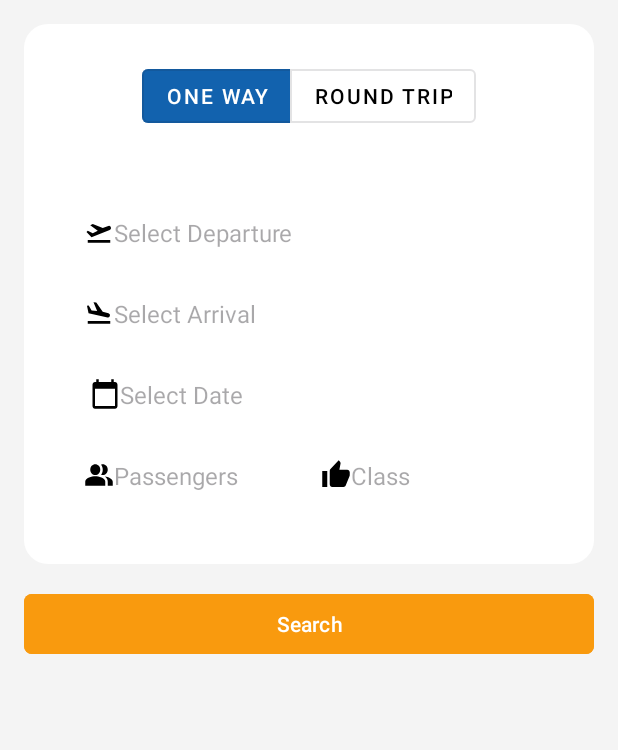
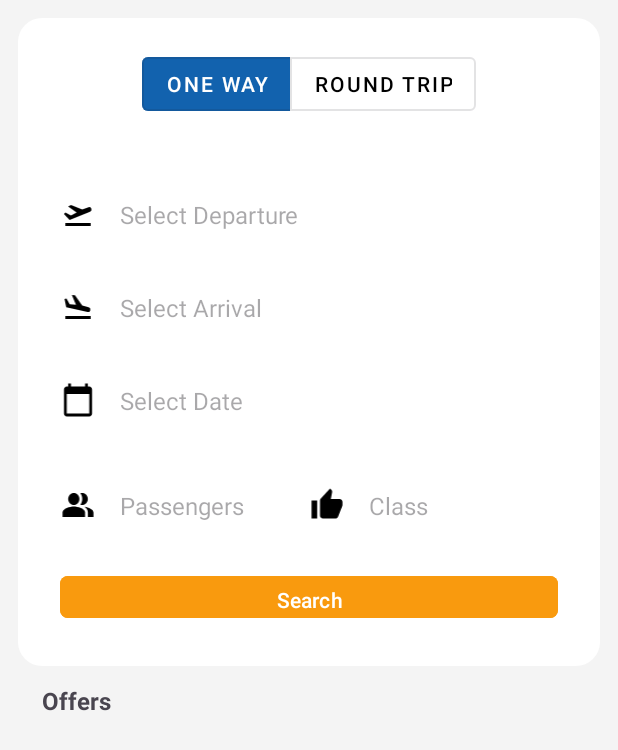
Before and after one commit to TomasMallo22/TP3FickleFlightGrupo3, an Android app: the layout fragment_flight_search.xml on its own in the app's theme, with its tools: preview values and no code run, on a phone screen of 412 x 824 dp. Shown: the top 750 px of the screen. Run offline under Robolectric (Android 15) with nearby library versions, the phone set to English and light mode, and no system bars.

Commit message:
Mejoras esteticas en Flight search y agregamos el fragment de Offers en la vista de search. Implementamos autocomplete para la class en el formulario.

```diff
--- a/app/src/main/java/com/example/tp3fickleflightgrupo3/ui/flightSearch/FlightSearchFragment.kt
+++ b/app/src/main/java/com/example/tp3fickleflightgrupo3/ui/flightSearch/FlightSearchFragment.kt
@@ -5,12 +5,15 @@ import android.os.Bundle
 import android.view.LayoutInflater
 import android.view.View
 import android.view.ViewGroup
+import android.widget.ArrayAdapter
 import android.widget.EditText
 import androidx.fragment.app.Fragment
 import androidx.fragment.app.viewModels
 import androidx.lifecycle.Observer
 import androidx.navigation.fragment.findNavController
+import androidx.recyclerview.widget.LinearLayoutManager
 import com.example.tp3fickleflightgrupo3.R
+import com.example.tp3fickleflightgrupo3.adapters.OfferExploreAdapter
 import com.example.tp3fickleflightgrupo3.databinding.FragmentFlightSearchBinding
 import com.google.android.material.button.MaterialButton
 import com.google.gson.Gson
@@ -20,6 +23,7 @@ class FlightSearchFragment : Fragment() {
 
     private lateinit var binding: FragmentFlightSearchBinding
     private val viewModel: FlightSearchViewModel by viewModels()
+    private lateinit var offersAdapter: OfferExploreAdapter
 
     override fun onCreateView(
         inflater: LayoutInflater, container: ViewGroup?,
@@ -37,6 +41,7 @@ class FlightSearchFragment : Fragment() {
 
         val btnOneWay = view.findViewById<MaterialButton>(R.id.btnOneWay)
         val btnRoundTrip = view.findViewById<MaterialButton>(R.id.btnRoundTrip)
+        val etClass = binding.etClass
 
         setupDatePicker(binding.etDepartureDate)
         setupDatePicker(binding.etReturnDate)
@@ -74,6 +79,26 @@ class FlightSearchFragment : Fragment() {
                 // Show error message
             }
         })
+
+        offersAdapter = OfferExploreAdapter(emptyList())
+
+        binding.recyclerOffersExplore.apply {
+            layoutManager = LinearLayoutManager(context, LinearLayoutManager.HORIZONTAL, false)
+            adapter = offersAdapter
+        }
+
+        viewModel.offers.observe(viewLifecycleOwner, Observer { offers ->
+            offers?.let {
+                offersAdapter.updateOffers(it)
+                offersAdapter.notifyDataSetChanged()
+            }
+        })
+
+        // Setup the class dropdown
+        val classes = arrayOf("Economy", "Business", "First Class")
+        val classAdapter =
+            ArrayAdapter(requireContext(), android.R.layout.simple_dropdown_item_1line, classes)
+        etClass.setAdapter(classAdapter)
     }
 
     private fun setupDatePicker(editText: EditText) {
--- a/app/src/main/java/com/example/tp3fickleflightgrupo3/ui/flightSearch/FlightSearchViewModel.kt
+++ b/app/src/main/java/com/example/tp3fickleflightgrupo3/ui/flightSearch/FlightSearchViewModel.kt
@@ -6,6 +6,8 @@ import androidx.lifecycle.LiveData
 import androidx.lifecycle.MutableLiveData
 import androidx.lifecycle.ViewModel
 import androidx.lifecycle.viewModelScope
+import com.example.tp3fickleflightgrupo3.data.model.Offer
+import com.example.tp3fickleflightgrupo3.provider.OffersProvider
 import com.example.tp3fickleflightgrupo3.service.FlightsApi
 import kotlinx.coroutines.launch
 import retrofit2.awaitResponse
@@ -17,6 +19,12 @@ class FlightSearchViewModel : ViewModel() {
 
     private val _error = MutableLiveData<String>()
     val error: LiveData<String> get() = _error
+
+    private val _offers = MutableLiveData<List<Offer>>().apply {
+        value = OffersProvider.offerList
+        Log.d("ExploreViewModel", "Offers Loaded: ${OffersProvider.offerList}")
+    }
+    val offers: LiveData<List<Offer>> = _offers
 
     fun searchFlights() {
         viewModelScope.launch {
--- a/app/src/main/res/layout/fragment_flight_search.xml
+++ b/app/src/main/res/layout/fragment_flight_search.xml
@@ -15,120 +15,209 @@
         android:layout_height="match_parent"
         android:orientation="vertical"
         android:background="#F4F4F4"
-        android:padding="16dp"
+        android:padding="12dp"
         tools:context=".ui.flightSearch.FlightSearchFragment">
 
         <RelativeLayout
             android:layout_width="match_parent"
-            android:layout_height="wrap_content"
+            android:layout_height="432dp"
             android:background="@drawable/rounded_background"
-            android:padding="16dp">
+            android:padding="12dp">
 
             <com.google.android.material.button.MaterialButtonToggleGroup
                 android:id="@+id/buttonToggleGroup"
                 android:layout_width="wrap_content"
                 android:layout_height="wrap_content"
                 android:layout_centerHorizontal="true"
-                app:singleSelection="true"
-                android:padding="8dp">
+                android:padding="8dp"
+                app:singleSelection="true">
 
                 <com.google.android.material.button.MaterialButton
                     android:id="@+id/btnOneWay"
+                    style="@style/Widget.MaterialComponents.Button.OutlinedButton"
                     android:layout_width="wrap_content"
                     android:layout_height="wrap_content"
                     android:layout_weight="1"
+                    android:backgroundTint="@color/colorPrimary"
                     android:text="One Way"
-                    android:textColor="@color/white"
-                    android:backgroundTint="@color/colorPrimary"
-                    style="@style/Widget.MaterialComponents.Button.OutlinedButton" />
+                    android:textColor="@color/white" />
 
                 <com.google.android.material.button.MaterialButton
                     android:id="@+id/btnRoundTrip"
+                    style="@style/Widget.MaterialComponents.Button.OutlinedButton"
                     android:layout_width="wrap_content"
                     android:layout_height="wrap_content"
                     android:layout_weight="1"
+                    android:backgroundTint="@color/white"
                     android:text="Round Trip"
-                    android:textColor="@color/black"
-                    android:backgroundTint="@color/white"
-                    style="@style/Widget.MaterialComponents.Button.OutlinedButton" />
+                    android:textColor="@color/black" />
             </com.google.android.material.button.MaterialButtonToggleGroup>
 
             <LinearLayout
                 android:layout_width="match_parent"
                 android:layout_height="wrap_content"
+                android:layout_below="@id/buttonToggleGroup"
+                android:layout_marginTop="12dp"
+                android:background="@drawable/rounded_background"
                 android:orientation="vertical"
-                android:padding="16dp"
-                android:layout_below="@id/buttonToggleGroup"
-                android:layout_marginTop="16dp">
-
-                <EditText
-                    android:id="@+id/etDeparture"
-                    android:layout_width="match_parent"
-                    android:layout_height="wrap_content"
-                    android:hint="Select Departure"
-                    android:drawableLeft="@drawable/ic_departure"
-                    style="@style/EditTextStyle" />
-
-                <EditText
-                    android:id="@+id/etArrival"
-                    android:layout_width="match_parent"
-                    android:layout_height="wrap_content"
-                    android:hint="Select Arrival"
-                    android:drawableLeft="@drawable/ic_arrival"
-                    style="@style/EditTextStyle" />
-
-                <EditText
-                    android:id="@+id/etDepartureDate"
-                    android:layout_width="match_parent"
-                    android:layout_height="wrap_content"
-                    android:hint="Select Date"
-                    android:layout_marginStart="4dp"
-                    android:drawableLeft="@drawable/ic_calendar"
-                    style="@style/EditTextStyle" />
-
-                <EditText
-                    android:id="@+id/etReturnDate"
-                    android:layout_width="match_parent"
-                    android:layout_height="wrap_content"
-                    android:hint="Select Return Date"
-                    android:drawableLeft="@drawable/ic_calendar"
-                    android:visibility="gone"
-                    style="@style/EditTextStyle" />
+                android:padding="16dp">
 
                 <LinearLayout
                     android:layout_width="match_parent"
                     android:layout_height="wrap_content"
+                    android:layout_marginBottom="8dp"
+                    android:gravity="center_vertical"
+                    android:orientation="horizontal">
+
+                    <ImageView
+                        android:layout_width="24dp"
+                        android:layout_height="24dp"
+                        android:layout_marginEnd="8dp"
+                        android:src="@drawable/ic_departure" />
+
+                    <EditText
+                        android:id="@+id/etDeparture"
+                        style="@style/EditTextStyle"
+                        android:layout_width="0dp"
+                        android:layout_height="wrap_content"
+                        android:layout_weight="1"
+                        android:hint="Select Departure" />
+                </LinearLayout>
+
+                <LinearLayout
+                    android:layout_width="match_parent"
+                    android:layout_height="wrap_content"
+                    android:layout_marginBottom="8dp"
+                    android:gravity="center_vertical"
+                    android:orientation="horizontal">
+
+                    <ImageView
+                        android:layout_width="24dp"
+                        android:layout_height="24dp"
+                        android:layout_marginEnd="8dp"
+                        android:src="@drawable/ic_arrival" />
+
+                    <EditText
+                        android:id="@+id/etArrival"
+                        style="@style/EditTextStyle"
+                        android:layout_width="0dp"
+                        android:layout_height="wrap_content"
+                        android:layout_weight="1"
+                        android:hint="Select Arrival" />
+                </LinearLayout>
+
+                <LinearLayout
+                    android:layout_width="match_parent"
+                    android:layout_height="wrap_content"
+                    android:layout_marginBottom="8dp"
+                    android:gravity="center_vertical"
+                    android:orientation="horizontal">
+
+                    <ImageView
+                        android:layout_width="24dp"
+                        android:layout_height="24dp"
+                        android:layout_marginEnd="8dp"
+                        android:src="@drawable/ic_calendar" />
+
+                    <EditText
+                        android:id="@+id/etDepartureDate"
+                        style="@style/EditTextStyle"
+                        android:layout_width="0dp"
+                        android:layout_height="wrap_content"
+                        android:layout_weight="1"
+                        android:hint="Select Date" />
+                </LinearLayout>
+
+                <LinearLayout
+                    android:layout_width="match_parent"
+                    android:layout_height="wrap_content"
+                    android:layout_marginBottom="8dp"
+                    android:gravity="center_vertical"
+                    android:orientation="horizontal">
+
+                    <ImageView
+                        android:id="@+id/ivReturnDateIcon"
+                        android:layout_width="24dp"
+                        android:layout_height="24dp"
+                        android:layout_marginEnd="8dp"
+                        android:src="@drawable/ic_calendar"
+                        android:visibility="gone" />
+
+                    <EditText
+                        android:id="@+id/etReturnDate"
+                        style="@style/EditTextStyle"
+                        android:layout_width="0dp"
+                        android:layout_height="wrap_content"
+                        android:layout_weight="1"
+                        android:hint="Select Return Date"
+                        android:visibility="gone" />
+                </LinearLayout>
+
+                <LinearLayout
+                    android:layout_width="match_parent"
+                    android:layout_height="wrap_content"
+                    android:gravity="center_vertical"
                     android:orientation="horizontal"
                     android:weightSum="2">
 
+                    <ImageView
+                        android:layout_width="24dp"
+                        android:layout_height="24dp"
+                        android:layout_marginEnd="8dp"
+                        android:src="@drawable/ic_passenger" />
+
                     <EditText
                         android:id="@+id/etPassengers"
+                        style="@style/EditTextStyle"
                         android:layout_width="0dp"
                         android:layout_height="wrap_content"
                         android:layout_weight="1"
-                        android:hint="Passengers"
-                        android:drawableLeft="@drawable/ic_passenger"
-                        style="@style/EditTextStyle" />
+                        android:hint="Passengers" />
+
+                    <ImageView
+                        android:layout_width="24dp"
+                        android:layout_height="24dp"
+                        android:layout_marginEnd="8dp"
+                        android:src="@drawable/ic_class" />
 
                     <AutoCompleteTextView
                         android:id="@+id/etClass"
+                        style="@style/EditTextStyle"
                         android:layout_width="0dp"
                         android:layout_height="wrap_content"
                         android:layout_weight="1"
-                        android:hint="Class"
-                        android:drawableLeft="@drawable/ic_class"
-                        style="@style/EditTextStyle" />
+                        android:hint="Class" />
                 </LinearLayout>
+
+                <com.google.android.material.button.MaterialButton
+                    android:id="@+id/btnSearch"
+                    style="@style/FlightSearchButton"
+                    android:layout_width="match_parent"
+                    android:layout_height="wrap_content"
+                    android:layout_marginTop="16dp"
+                    android:text="Search"
+                    app:cornerRadius="5dp" />
             </LinearLayout>
         </RelativeLayout>
 
-        <com.google.android.material.button.MaterialButton
-            android:id="@+id/btnSearch"
-            style="@style/FlightSearchButton"
+        <TextView
+            android:id="@+id/text_offers"
+            android:layout_height="wrap_content"
+            android:layout_width="wrap_content"
+            android:text="Offers"
+            android:textSize="16sp"
+            android:lineSpacingExtra="4dp"
+            android:textStyle="bold"
+            android:layout_marginTop="12dp"
+            android:paddingStart="16dp" />
+
+        <androidx.recyclerview.widget.RecyclerView
+            android:id="@+id/recyclerOffersExplore"
             android:layout_width="match_parent"
             android:layout_height="wrap_content"
-            android:text="Search"
-            android:layout_marginTop="16dp"
-            app:cornerRadius="5dp" />
+            android:layout_marginTop="3dp"
+            android:paddingStart="8dp"
+            android:paddingEnd="16dp"
+            android:orientation="horizontal" />
     </LinearLayout>
 </layout>
```
Also changed, not shown: app/src/main/res/drawable/boracay.jpg (deleted).
